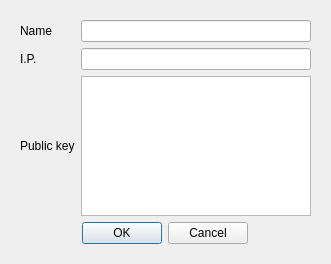
Old version of the form client/qt/rootNode.ui in the repository LaKabane/tNETacle.
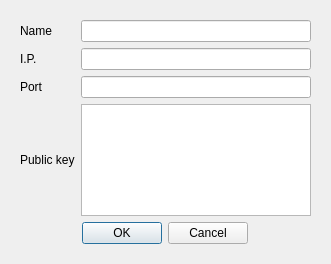
New version of the form.

Patch:
```diff
--- a/client/qt/rootNode.ui
+++ b/client/qt/rootNode.ui
@@ -24,9 +24,6 @@
         </property>
        </widget>
       </item>
-      <item row="2" column="1">
-       <widget class="QTextEdit" name="pubKey"/>
-      </item>
       <item row="0" column="1">
        <widget class="QLineEdit" name="name"/>
       </item>
@@ -37,7 +34,7 @@
         </property>
        </widget>
       </item>
-      <item row="2" column="0">
+      <item row="3" column="0">
        <widget class="QLabel" name="label_2">
         <property name="text">
          <string>Public key</string>
@@ -54,6 +51,19 @@
       <item row="1" column="1">
        <widget class="QLineEdit" name="IP"/>
       </item>
+      <item row="3" column="1">
+       <widget class="QTextEdit" name="pubKey"/>
+      </item>
+      <item row="2" column="0">
+       <widget class="QLabel" name="label_4">
+        <property name="text">
+         <string>Port</string>
+        </property>
+       </widget>
+      </item>
+      <item row="2" column="1">
+       <widget class="QLineEdit" name="port"/>
+      </item>
      </layout>
     </widget>
    </item>
```
Left out of the diff: 2 changed lines with no effect on the pictures.
